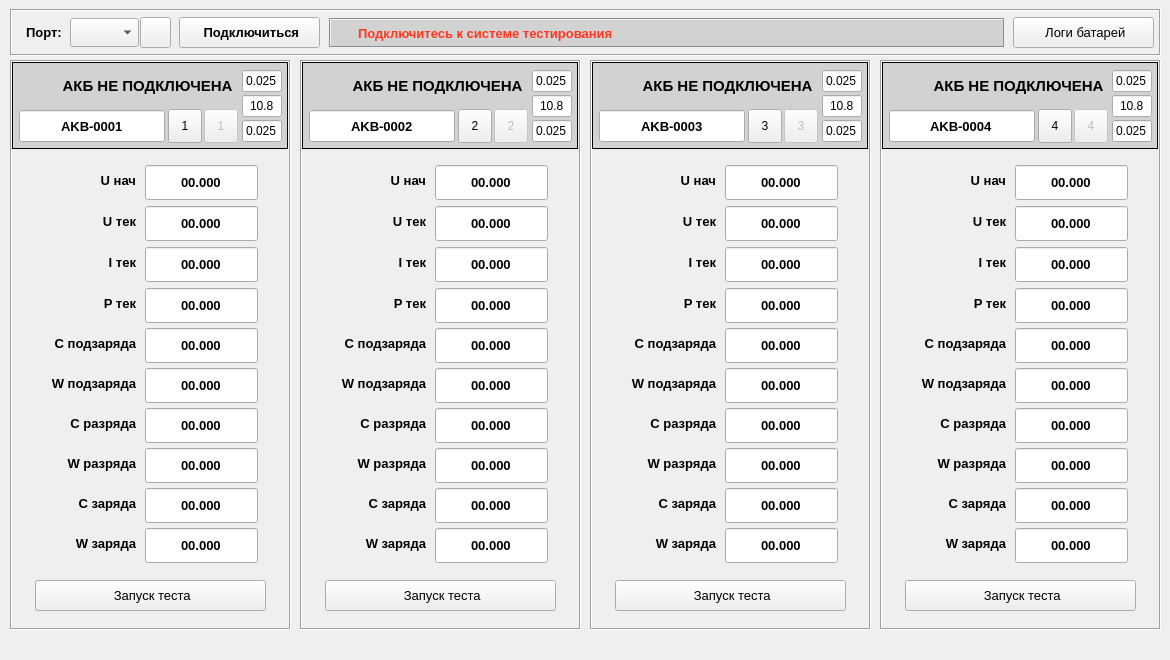
Above: ui/main.ui from sergeycccv/battery_modbus before the change. Below: the same form after it.
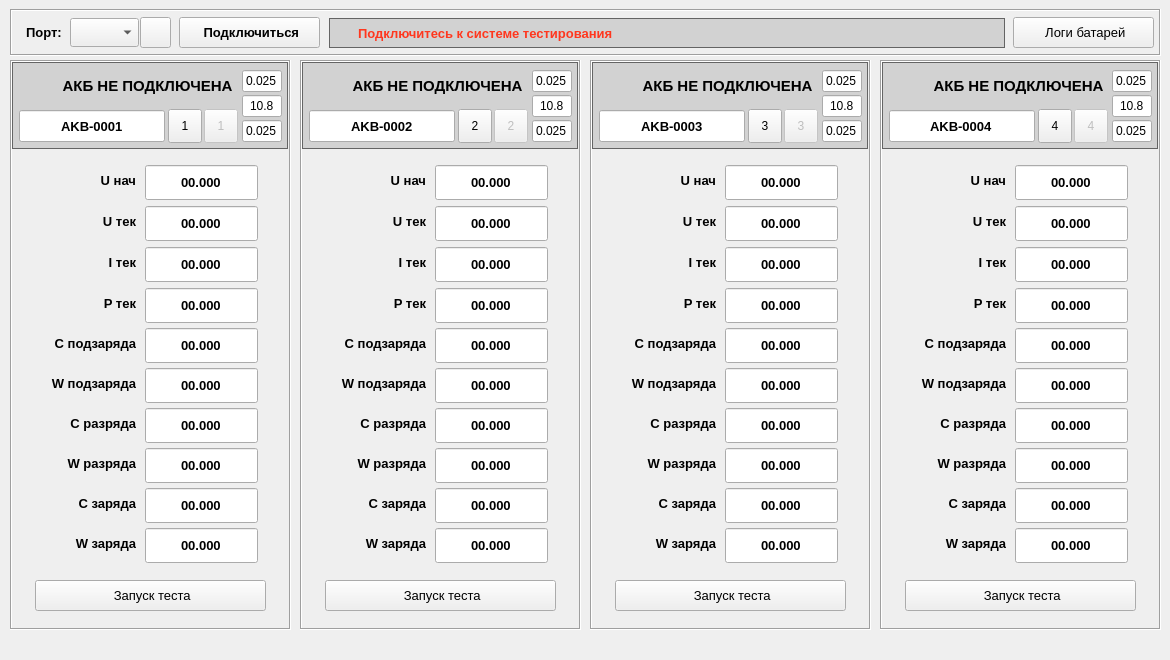
That is the form after the change. Icons and pictures are not drawn.

Commit message: Правка показа окна логов тестирования (добавление создания папки логов). Небольшие визуальный изменения главного окна.

The edit to the form file:
```diff
--- a/ui/main.ui
+++ b/ui/main.ui
@@ -32,6 +32,7 @@
   <property name="styleSheet">
    <string notr="true">#frm_back_ch1, #frm_back_ch2, #frm_back_ch3, #frm_back_ch4 {
 	background-color: rgb(210, 210, 210);
+    border: 1px solid rgb(100,100, 100);
 }
 #lbl_status_ch_1 {
 	background-color: rgb(240, 240, 240);
@@ -40,6 +41,9 @@
 	color: rgb(255, 55, 30);
 	background-color: rgb(210, 210, 210);
 	padding-left: 25;
+    border: 1px solid rgb(100,100, 100);
+
+
 }
  #lbl_error {
 	background-color: rgb(210, 210, 210);
@@ -734,7 +738,7 @@
       </rect>
      </property>
      <property name="frameShape">
-      <enum>QFrame::Shape::Panel</enum>
+      <enum>QFrame::Shape::NoFrame</enum>
      </property>
      <property name="frameShadow">
       <enum>QFrame::Shadow::Plain</enum>
@@ -971,7 +975,7 @@
       <string>Нажмите для просмотра всех информационных сообщений</string>
      </property>
      <property name="frameShape">
-      <enum>QFrame::Shape::Box</enum>
+      <enum>QFrame::Shape::NoFrame</enum>
      </property>
      <property name="frameShadow">
       <enum>QFrame::Shadow::Sunken</enum>
@@ -1260,7 +1264,7 @@
       </rect>
      </property>
      <property name="frameShape">
-      <enum>QFrame::Shape::Panel</enum>
+      <enum>QFrame::Shape::NoFrame</enum>
      </property>
      <property name="frameShadow">
       <enum>QFrame::Shadow::Plain</enum>
@@ -2122,7 +2126,7 @@
       </rect>
      </property>
      <property name="frameShape">
-      <enum>QFrame::Shape::Panel</enum>
+      <enum>QFrame::Shape::NoFrame</enum>
      </property>
      <property name="frameShadow">
       <enum>QFrame::Shadow::Plain</enum>
@@ -2984,7 +2988,7 @@
       </rect>
      </property>
      <property name="frameShape">
-      <enum>QFrame::Shape::Panel</enum>
+      <enum>QFrame::Shape::NoFrame</enum>
      </property>
      <property name="frameShadow">
       <enum>QFrame::Shadow::Plain</enum>
```
The commit also changes 3 other files.
